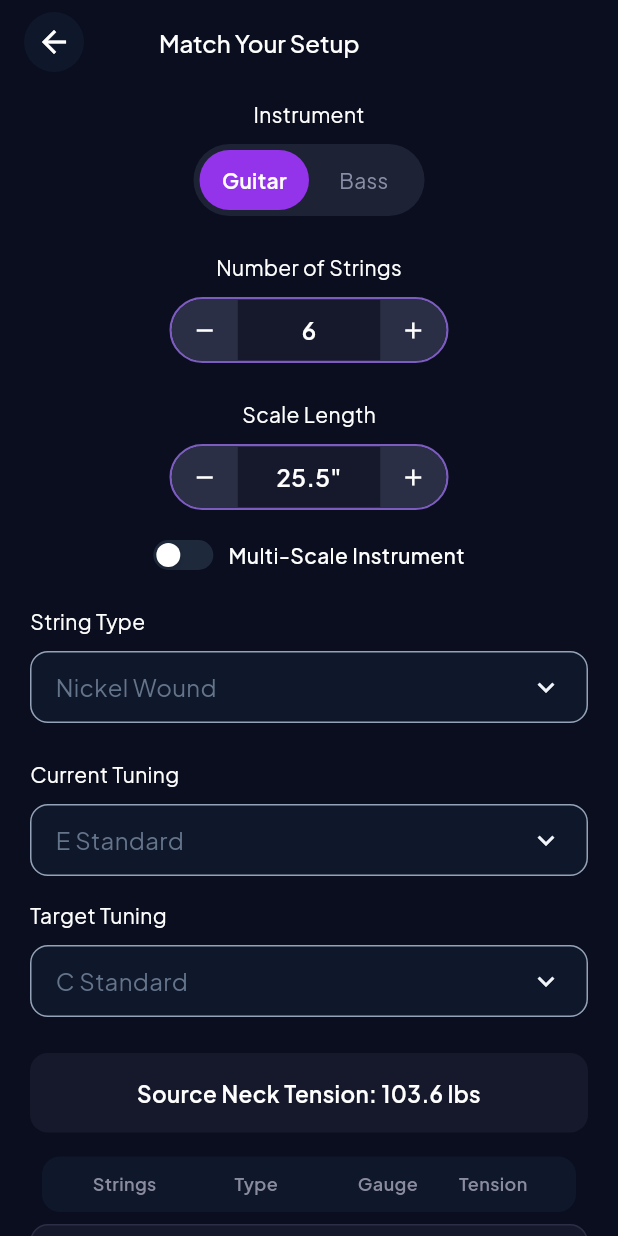
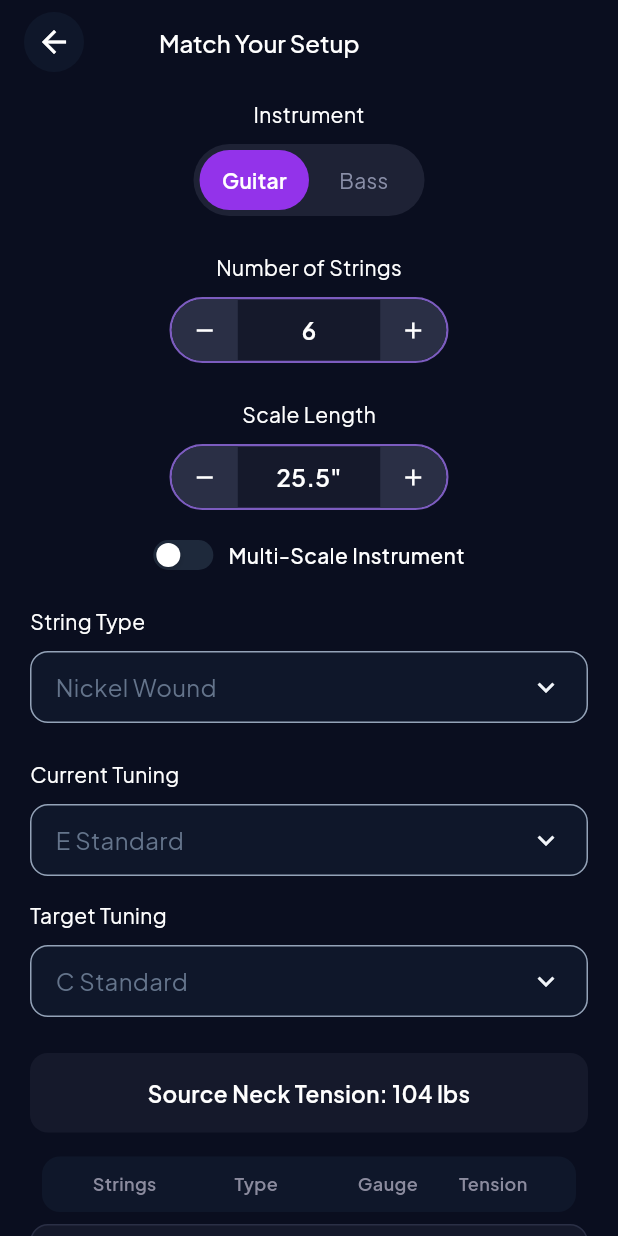
Before and after one commit to MdLimon123/String-Tune-App, a Flutter app: the MatchYourSetupPage screen opened by its route, on a phone screen of 412 x 824 dp. Run offline on Flutter 3.47's test engine with Material 3 defaults, Android fonts, the phone set to English and light mode, and no system bars; our stand-ins replace connectivity_plus, flutter_svg, get, image_picker, shared_preferences; accounts and stored records are empty.

Commit message:
complete calcutaion tune

```diff
--- a/lib/app/features/match/view/match_your_setup_page.dart
+++ b/lib/app/features/match/view/match_your_setup_page.dart
@@ -146,7 +146,7 @@ class _MatchYourSetupPageState extends State<MatchYourSetupPage> {
                         borderRadius: BorderRadius.circular(12),
                       ),
                       child: Text(
-                        'Source Neck Tension: ${c.srcTensions.fold<double>(0, (a, b) => a + b).toStringAsFixed(1)} lbs',
+                        'Source Neck Tension: ${c.srcTensions.fold<double>(0, (a, b) => a + b).round()} lbs',
                         style: const TextStyle(
                           color: Colors.white,
                           fontSize: 15,
@@ -178,13 +178,41 @@ class _MatchYourSetupPageState extends State<MatchYourSetupPage> {
                     }),
                     const SizedBox(height: 20),
 
+                    const SizedBox(height: 30),
                     CustomButton(
-                      onTap: c.generateMatchFeel,
+                      onTap: () {
+                        c.generateMatchFeel();
+                        setState(() {});
+                      },
                       text: 'Match The Feel',
                     ),
+                    const SizedBox(height: 30),
 
-                    if (c.matchGenerated && c.tgtGauges.isNotEmpty) ...[
-                      const SizedBox(height: 24),
+                    if (c.matchGenerated) ...[
+                      Column(
+                        crossAxisAlignment: CrossAxisAlignment.start,
+                        children: [
+                          const Text(
+                            'MATCHED GAUGES',
+                            style: TextStyle(
+                              fontSize: 10,
+                              letterSpacing: 2.0,
+                              color: Color(0xFF8888EE),
+                              fontWeight: FontWeight.bold,
+                            ),
+                          ),
+                          const SizedBox(height: 4),
+                          Text(
+                            '${c.resolveTuningLabel(c.tgtTuning)} Std · ${c.tgtMultiScale ? "multi-scale" : "${c.tgtScale}\""} · matched to ${c.resolveTuningLabel(c.srcTuning)} Std · ${c.srcMultiScale ? "multi-scale" : "${c.srcScale}\""}',
+                            style: const TextStyle(
+                              fontSize: 11,
+                              color: Color(0xFF64748B),
+                            ),
+                          ),
+                        ],
+                      ),
+                      const SizedBox(height: 16),
+
                       Container(
                         width: double.infinity,
                         padding: const EdgeInsets.symmetric(vertical: 16, horizontal: 20),
@@ -193,13 +221,80 @@ class _MatchYourSetupPageState extends State<MatchYourSetupPage> {
                           borderRadius: BorderRadius.circular(12),
                         ),
                         child: Text(
-                          'Matched Neck Tension: ${c.tgtTensions.fold<double>(0, (a, b) => a + b).toStringAsFixed(1)} lbs',
+                          'Matched Neck Tension: ${c.tgtTensions.fold<double>(0, (a, b) => a + b).round()} lbs',
                           style: const TextStyle(
                             color: Colors.white,
                             fontSize: 15,
                             fontWeight: FontWeight.w600,
                           ),
                           textAlign: TextAlign.center,
+                        ),
+                      ),
+                      const SizedBox(height: 24),
+
+                      // Tension Comparison Box
+                      Container(
+                        width: double.infinity,
+                        padding: const EdgeInsets.all(20),
+                        decoration: BoxDecoration(
+                          color: const Color(0xFF0F172A),
+                          borderRadius: BorderRadius.circular(12),
+                          border: Border.all(color: const Color(0xFF1E293B)),
+                        ),
+                        child: Column(
+                          children: [
+                            const Text(
+                              'TENSION COMPARISON',
+                              style: TextStyle(
+                                color: Color(0xFF475569),
+                                fontSize: 12,
+                                fontWeight: FontWeight.bold,
+                                letterSpacing: 1.2,
+                              ),
+                            ),
+                            const SizedBox(height: 16),
+                            Row(
+                              mainAxisAlignment: MainAxisAlignment.spaceBetween,
+                              children: [
+                                Column(
+                                  crossAxisAlignment: CrossAxisAlignment.start,
+                                  children: [
+                                    const Text(
+                                      'SOURCE',
+                                      style: TextStyle(color: Color(0xFF4ADE80), fontSize: 11, fontWeight: FontWeight.bold),
+                                    ),
+                                    const SizedBox(height: 4),
+                                    Text(
+                                      '${(c.srcTensions.fold<double>(0, (a, b) => a + b) / c.srcStringCount).toStringAsFixed(1)} avg lbs',
+                                      style: const TextStyle(color: Colors.white, fontSize: 18, fontWeight: FontWeight.bold),
+                                    ),
+                                    Text(
+                                      '${c.resolveTuningLabel(c.srcTuning)} - ${c.srcScale.toStringAsFixed(1)}"',
+                                      style: const TextStyle(color: Color(0xFF64748B), fontSize: 11),
+                                    ),
+                                  ],
+                                ),
+                                Column(
+                                  crossAxisAlignment: CrossAxisAlignment.end,
+                                  children: [
+                                    const Text(
+                                      'MATCHED',
+                                      style: TextStyle(color: Color(0xFF9333EA), fontSize: 11, fontWeight: FontWeight.bold),
+                                    ),
+                                    const SizedBox(height: 4),
+                                    Text(
+                                      '${(c.tgtTensions.fold<double>(0, (a, b) => a + b) / c.srcStringCount).toStringAsFixed(1)} avg lbs',
+                                      style: const TextStyle(color: Colors.white, fontSize: 18, fontWeight: FontWeight.bold),
+                                    ),
+                                    Text(
+                                      '${c.resolveTuningLabel(c.tgtTuning)} - ${c.tgtScale.toStringAsFixed(1)}"',
+                                      style: const TextStyle(color: Color(0xFF64748B), fontSize: 11),
+                                    ),
+                                  ],
+                                ),
+                              ],
+                            ),
+                          ],
                         ),
                       ),
                       const SizedBox(height: 16),
@@ -235,7 +330,7 @@ class _MatchYourSetupPageState extends State<MatchYourSetupPage> {
                         onTap: () async {
                           c.loadMatchResultIntoCalculator();
                           await Get.toNamed(AppRoutes.calculate);
-                          c.syncMatchResultFromCalculator();
+                          c.syncMatchSrcFromCalculator();
                         },
                         child: Container(
                           width: double.infinity,
--- a/lib/app/features/tuning/domain/tuning_data.dart
+++ b/lib/app/features/tuning/domain/tuning_data.dart
@@ -1,3 +1,4 @@
+import 'dart:math' as math;
 import 'tuning_models.dart';
 
 double nf(String note) => _noteHz[note] ?? 82.41;
@@ -60,22 +61,22 @@ const List<TuningDefinition> tuningList = [
     id: 'Eb',
     label: 'Eb Standard',
     group: 'Standard',
-    names6: ['eb', 'Bb', 'G', 'Db', 'Ab', 'Eb'],
-    notes: [311.13, 233.08, 196.00, 138.59, 103.83, 77.78],
+    names6: ['eb', 'Bb', 'Gb', 'Db', 'Ab', 'Eb'],
+    notes: [311.13, 233.08, 185.00, 138.59, 103.83, 77.78],
   ),
   TuningDefinition(
     id: 'D',
     label: 'D Standard',
     group: 'Standard',
-    names6: ['d', 'A', 'F#', 'C', 'G', 'D'],
-    notes: [293.66, 220.00, 185.00, 130.81, 98.00, 73.42],
+    names6: ['d', 'A', 'F', 'C', 'G', 'D'],
+    notes: [293.66, 220.00, 174.61, 130.81, 98.00, 73.42],
   ),
   TuningDefinition(
-    id: 'C#',
+    id: 'C_sharp',
     label: 'C# Standard',
     group: 'Standard',
-    names6: ['c#', 'Ab', 'F', 'B', 'F#', 'C#'],
-    notes: [277.18, 207.65, 174.61, 123.47, 92.50, 69.30],
+    names6: ['c#', 'Ab', 'E', 'B', 'F#', 'C#'],
+    notes: [277.18, 207.65, 164.81, 123.47, 92.50, 69.30],
   ),
   TuningDefinition(
     id: 'C',
@@ -106,90 +107,128 @@ const List<TuningDefinition> tuningList = [
     notes: [220.00, 164.81, 130.81, 98.00, 73.42, 55.00],
   ),
   TuningDefinition(
-    id: 'F',
-    label: 'F Standard',
-    group: 'Standard',
-    names6: ['f', 'C', 'Ab', 'Eb', 'Bb', 'F'],
-    notes: [174.61, 130.81, 103.83, 77.78, 58.27, 43.65],
-  ),
-  TuningDefinition(
-    id: 'DropD',
+    id: 'Drop_D',
     label: 'Drop D',
     group: 'Drop',
     names6: ['e', 'B', 'G', 'D', 'A', 'D'],
     notes: [329.63, 246.94, 196.00, 146.83, 110.00, 73.42],
   ),
   TuningDefinition(
-    id: 'DropC#',
+    id: 'Drop_Db',
+    label: 'Drop Db',
+    group: 'Drop',
+    names6: ['eb', 'Bb', 'Gb', 'Db', 'Ab', 'Db'],
+    notes: [311.13, 233.08, 185.00, 138.59, 103.83, 69.30],
+  ),
+  TuningDefinition(
+    id: 'Drop_C_sharp',
     label: 'Drop C#',
     group: 'Drop',
     names6: ['c#', 'Ab', 'E', 'B', 'F#', 'C#'],
     notes: [277.18, 207.65, 164.81, 123.47, 92.50, 69.30],
   ),
   TuningDefinition(
-    id: 'DropC',
+    id: 'Drop_C',
     label: 'Drop C',
     group: 'Drop',
     names6: ['d', 'A', 'F', 'C', 'G', 'C'],
     notes: [293.66, 220.00, 174.61, 130.81, 98.00, 65.41],
   ),
   TuningDefinition(
-    id: 'DropB',
+    id: 'Drop_B',
     label: 'Drop B',
     group: 'Drop',
     names6: ['c#', 'Ab', 'E', 'B', 'F#', 'B'],
     notes: [277.18, 207.65, 164.81, 123.47, 92.50, 61.74],
   ),
   TuningDefinition(
-    id: 'DropA',
+    id: 'Drop_A',
     label: 'Drop A',
     group: 'Drop',
     names6: ['b', 'F#', 'D', 'A', 'E', 'A'],
     notes: [246.94, 185.00, 146.83, 110.00, 82.41, 55.00],
   ),
   TuningDefinition(
-    id: 'DropF',
+    id: 'Drop_F',
     label: 'Drop F',
     group: 'Drop',
     names6: ['g', 'D', 'Bb', 'F', 'C', 'F'],
     notes: [196.00, 146.83, 116.54, 87.31, 65.41, 43.65],
   ),
   TuningDefinition(
-    id: 'OpenE',
+    id: 'Open_E',
     label: 'Open E',
     group: 'Open',
     names6: ['e', 'B', 'Ab', 'E', 'B', 'E'],
     notes: [329.63, 246.94, 207.65, 164.81, 123.47, 82.41],
   ),
   TuningDefinition(
-    id: 'OpenD',
+    id: 'Open_D',
     label: 'Open D',
     group: 'Open',
     names6: ['d', 'A', 'F#', 'D', 'A', 'D'],
     notes: [293.66, 220.00, 185.00, 146.83, 110.00, 73.42],
   ),
   TuningDefinition(
-    id: 'OpenC',
+    id: 'Open_C',
     label: 'Open C',
     group: 'Open',
     names6: ['e', 'C', 'G', 'C', 'G', 'C'],
     notes: [329.63, 261.63, 196.00, 130.81, 98.00, 65.41],
   ),
   TuningDefinition(
-    id: 'OpenG',
+    id: 'Open_G',
     label: 'Open G',
     group: 'Open',
     names6: ['d', 'B', 'G', 'D', 'G', 'D'],
     notes: [293.66, 246.94, 196.00, 146.83, 98.00, 73.42],
   ),
   TuningDefinition(
-    id: 'OpenA',
+    id: 'Open_A',
     label: 'Open A',
     group: 'Open',
     names6: ['e', 'C#', 'A', 'E', 'A', 'E'],
     notes: [329.63, 277.18, 220.00, 164.81, 110.00, 82.41],
   ),
 ];
+
+List<double> getStringFreqs(String instrument, int stringCount, String tuningId) {
+  final tuning = tuningList.firstWhere((t) => t.id == tuningId,
+      orElse: () => tuningList.first);
+  final std = tuningList.firstWhere((t) => t.id == 'E');
+
+  if (instrument == 'bass') {
+    final bNF = {
+      4: [196.00, 146.83, 110.00, 82.41],
+      5: [196.00, 146.83, 110.00, 82.41, 61.74],
+      6: [261.63, 196.00, 146.83, 110.00, 82.41, 61.74],
+    };
+    final currentLowE = tuning.notes.length > 5 ? tuning.notes[5] : 82.41;
+    final stdLowE = std.notes[5];
+    final semitoneOffset =
+        (12 * math.log(currentLowE / stdLowE) / math.ln2).round();
+    final st = math.pow(2, 1 / 12);
+    return (bNF[stringCount] ?? bNF[4]!)
+        .map((f) => f * math.pow(st, semitoneOffset))
+        .toList();
+  }
+
+  final base6 = tuning.notes;
+  if (stringCount == 6) return base6;
+
+  if (stringCount == 7) {
+    // Standard 7 is B-E, so we shift base6 and add a low B
+    final lowB = tuning.notes[5] * math.pow(2, -5 / 12);
+    return [...base6, lowB];
+  }
+  if (stringCount == 8) {
+    final lowB = tuning.notes[5] * math.pow(2, -5 / 12);
+    final lowFSharp = lowB * math.pow(2, -5 / 12);
+    return [...base6, lowB, lowFSharp];
+  }
+
+  return base6;
+}
 
 const List<StringTypeDefinition> stringTypes = [
   StringTypeDefinition(id: 'nickel', label: 'Nickel Wound', mult: 1.00),
@@ -478,9 +517,12 @@ const List<String> plainSteps = [
   '.009',
   '.0095',
   '.010',
+  '.0105',
   '.011',
+  '.0115',
   '.012',
   '.013',
+  '.0135',
   '.014',
   '.015',
   '.016',
@@ -488,6 +530,9 @@ const List<String> plainSteps = [
   '.018',
   '.019',
   '.020',
+  '.022',
+  '.024',
+  '.026',
 ];
 
 const List<String> woundSteps = [
@@ -523,6 +568,7 @@ const List<String> woundSteps = [
   '.070',
   '.072',
   '.074',
+  '.076',
   '.080',
   '.085',
   '.090',
@@ -530,4 +576,9 @@ const List<String> woundSteps = [
   '.100',
   '.105',
   '.110',
+  '.115',
+  '.120',
+  '.125',
+  '.130',
+  '.135',
 ];
```
Also changed, not shown: lib/app/features/tuning/controller/tuning_workbench_controller.dart (+26 -11 lines), pubspec.lock.
